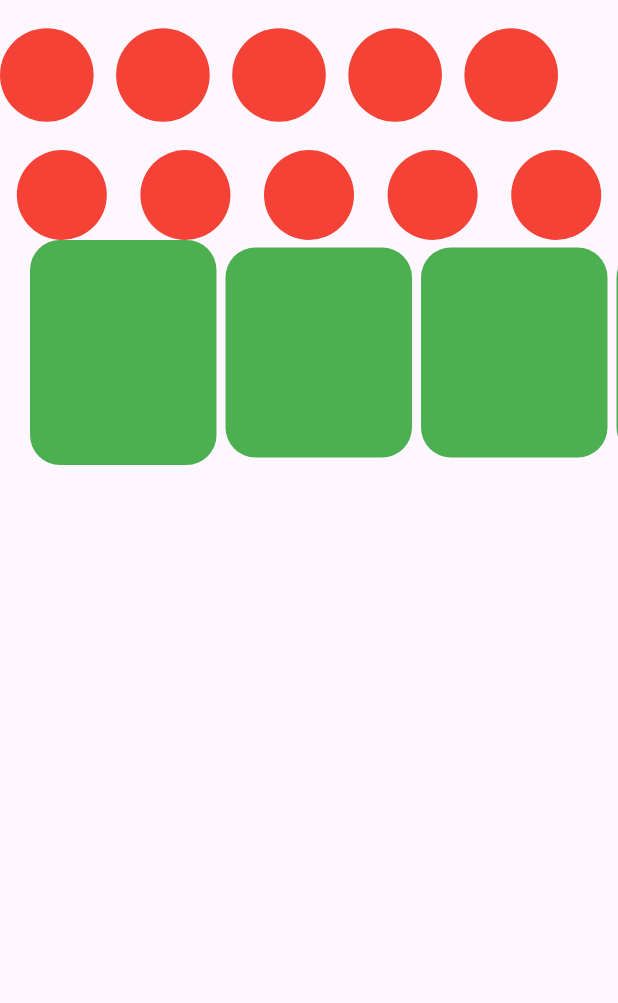
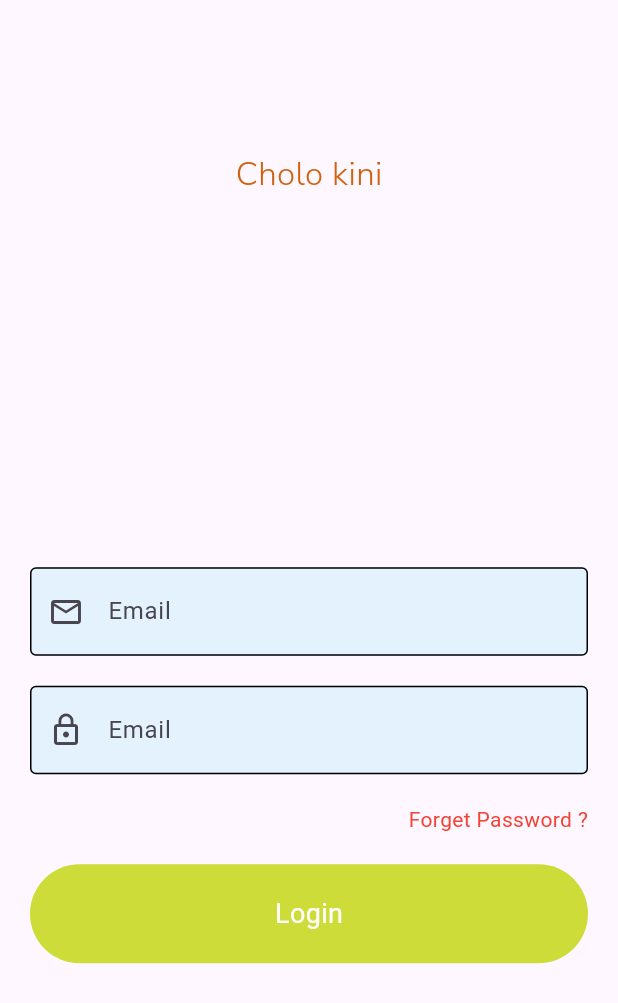
Before and after one commit to sam-in07/shpoy_app_flutter, a Flutter app: the screen it shows after launch, on a phone screen of 412 x 824 dp. Shown: the top 1003 px of the screen. Run offline on Flutter 3.47's test engine with Material 3 defaults, Android fonts, the phone set to English and light mode, and no system bars; our stand-ins replace google_fonts.

Commit message:
"Commit"

```diff
--- /dev/null
+++ b/lib/Login_page.dart
@@ -0,0 +1,211 @@
+
+
+import 'package:flutter/material.dart';
+import 'package:shpoy_app/data/app_text_style.dart';
+import 'package:shpoy_app/widgets/customer_text_feild.dart';
+
+class Loginpage extends  StatelessWidget {
+  const Loginpage({super.key});
+
+  @override
+  Widget build(BuildContext context) {
+    // TODO: implement build
+    final TextEditingController emailcontroller = TextEditingController();
+
+    final TextEditingController passwordController = TextEditingController();
+   return Scaffold(
+       body : Padding(
+         padding: const EdgeInsets.symmetric(horizontal: 20.0),
+         child: Center(
+           child: Column(
+              children: [
+                 SizedBox(height: 100 ,) ,
+                Text("Cholo kini", style:  AppTextstyle.textStyle22orrageW300,) ,
+                SizedBox(height:
+                MediaQuery.of(context).size.height * 0.3
+                  ,),
+
+               /*
+                TextFormField(
+                  controller: emailcontroller,
+                  style: TextStyle(
+                    fontSize: 18 ,
+                    color: Colors.redAccent,
+                  ),
+                  decoration:
+                  InputDecoration(
+                    hintText: "Enter Email",
+                    hintStyle: TextStyle(
+                      color: Colors.amberAccent,
+                      fontSize: 18,
+                    ),
+
+                    fillColor: Colors.blue[50],
+                    filled: true,
+                    prefixIcon: Icon(Icons.email_outlined),
+                     labelText: "Email",
+                    enabledBorder:
+                      OutlineInputBorder(
+
+                      ),
+                    focusedBorder: OutlineInputBorder(
+
+                    ),
+
+                  ),
+                ),
+
+                  SizedBox(height: 50,),
+                TextFormField(
+                  controller: emailcontroller,
+                  style: TextStyle(
+                    fontSize: 18 ,
+                    color: Colors.redAccent,
+                  ),
+                  decoration:
+                  InputDecoration(
+                    hintText: "Enter Email",
+                    hintStyle: TextStyle(
+                      color: Colors.amberAccent,
+                      fontSize: 18,
+                    ),
+
+                    fillColor: Colors.blue[50],
+                    filled: true,
+                    prefixIcon: Icon(Icons.email_outlined),
+                     labelText: "Email",
+                    enabledBorder:
+                      OutlineInputBorder(
+
+                      ),
+                    focusedBorder: OutlineInputBorder(
+
+                    ),
+
+                  ),
+                ),
+                SizedBox(height: 50,),
+                TextFormField(
+                  controller: emailcontroller,
+                  style: TextStyle(
+                    fontSize: 18 ,
+                    color: Colors.redAccent,
+                  ),
+                  decoration:
+                  InputDecoration(
+                    hintText: "Enter Email",
+                    hintStyle: TextStyle(
+                      color: Colors.amberAccent,
+                      fontSize: 18,
+                    ),
+
+                    fillColor: Colors.blue[50],
+                    filled: true,
+                    prefixIcon: Icon(Icons.email_outlined),
+                     labelText: "Email",
+                    enabledBorder:
+                      OutlineInputBorder(
+
+                      ),
+                    focusedBorder: OutlineInputBorder(
+
+                    ),
+
+                  ),
+                ),
+                 */
+                CustomerTextFeild(
+                    controller: emailcontroller,
+                  hintText: "Enter Email",
+                  prefixWidget: Icon(Icons.email_outlined),
+                ),
+                SizedBox(height: 20,),
+                CustomerTextFeild(
+                  controller: passwordController,
+                  hintText: "Enter Password",
+                  prefixWidget: Icon(Icons.lock_outline),
+                  obscureText: true,
+                ),
+                SizedBox(height: 20,),
+                InkWell(
+                  onTap: () {
+                    // AlertDialog(
+                    //   title: Text("Going to "),
+                    // );
+                    _showAlertDialog(context);
+                  },
+                  child: Align(
+                    alignment: Alignment.bottomRight,
+                      child: Text("Forget Password ?", style: TextStyle(color: Colors.red),)),
+                ),
+                SizedBox(height: 20,),
+                InkWell(
+                  onTap: (){
+                    if(emailcontroller.text.toString() == "saminn" && passwordController.text.toString() == "12345")
+                      {
+                        return debugPrint("Login Successfully");
+                      }
+                    else {
+                      return debugPrint("Login Failed");
+                    }
+                  },
+                  child: Container(
+                    padding: EdgeInsets.all(20),
+                     decoration: BoxDecoration(
+                       borderRadius: BorderRadius.circular(50),
+                       color: Colors.lime,
+
+                     ),
+                    child: Center(
+                      child: Text("Login",
+                        style: TextStyle(
+                          color: Colors.white
+                        ,
+                          fontSize: 18 ,
+                        )
+
+                        ,),
+
+                    ),
+
+                  ),
+                ),
+
+
+
+
+              ],
+           ),
+         ),
+       )
+   );
+  }
+
+}
+
+void _showAlertDialog(BuildContext context) {
+  showDialog(
+    context: context,
+    builder: (BuildContext context) {
+      return AlertDialog(
+        title: Text("Going to"),
+        content: Text("This is your custom alert dialog."),
+        actions: [
+          TextButton(
+            onPressed: () {
+              Navigator.of(context).pop(); // Dismiss the dialog
+            },
+            child: Text("Cancel"),
+          ),
+          TextButton(
+            onPressed: () {
+              // You can add your custom logic here
+              Navigator.of(context).pop(); // Close the dialog
+            },
+            child: Text("OK"),
+          ),
+        ],
+      );
+    },
+  );
+}
--- a/lib/data/app_text_style.dart
+++ b/lib/data/app_text_style.dart
@@ -35,5 +35,10 @@ class AppTextstyle {
    color: Color(0xfff3f3f3),
    fontWeight: FontWeight.w300,
  );
+ static  TextStyle textStyle22orrageW300 = GoogleFonts.nunitoSans(
+   fontSize: 22 ,
+   color: Color(0xffd1610c),
+   fontWeight: FontWeight.w300,
+ );
 
 }
--- a/lib/main.dart
+++ b/lib/main.dart
@@ -1,4 +1,5 @@
 import 'package:flutter/material.dart';
+import 'package:shpoy_app/Login_page.dart';
 import 'package:shpoy_app/profile.dart';
 import 'package:shpoy_app/screen/splash_screen.dart';
 
@@ -19,7 +20,8 @@ class MyApp extends StatelessWidget {
         colorScheme: ColorScheme.fromSeed(seedColor: Colors.deepPurple),
       ),
     //  home: const SplashScreen(),
-      home: const Profile(),
+     // home: const Profile(),
+      home: const Loginpage(),
     );
   }
 }
--- a/lib/widgets/customer_text_feild.dart
+++ b/lib/widgets/customer_text_feild.dart
@@ -0,0 +1,47 @@
+
+import 'package:flutter/material.dart';
+
+class CustomerTextFeild extends StatelessWidget {
+ final TextEditingController controller  ;
+ final String hintText;
+ final Widget ? prefixWidget ;
+ final bool  obscureText ;
+   CustomerTextFeild({super.key, required this.controller, required this.hintText,  this.prefixWidget,  this.obscureText = false});
+   //widget ba icon sobujate thakbe na oijnno "requried" hobe na .. oijnno ...."final Widget ? prefixWidget ;"  ? hobe
+
+  @override
+  Widget build(BuildContext context) {
+    // TODO: implement build
+   // throw UnimplementedError();
+    return   TextFormField(
+      controller: controller,
+      style: TextStyle(
+        fontSize: 18 ,
+        color: Colors.redAccent,
+      ),
+      obscureText: obscureText ,
+      decoration:
+      InputDecoration(
+        hintText: hintText ,
+        hintStyle: TextStyle(
+          color: Colors.amberAccent,
+          fontSize: 18,
+        ),
+
+        fillColor: Colors.blue[50],
+        filled: true,
+        prefixIcon: prefixWidget ,
+        labelText: "Email",
+        enabledBorder:
+        OutlineInputBorder(
+
+        ),
+        focusedBorder: OutlineInputBorder(
+
+        ),
+
+      ),
+    );
+  }
+
+}
```
Also changed, not shown: 1 other file.
